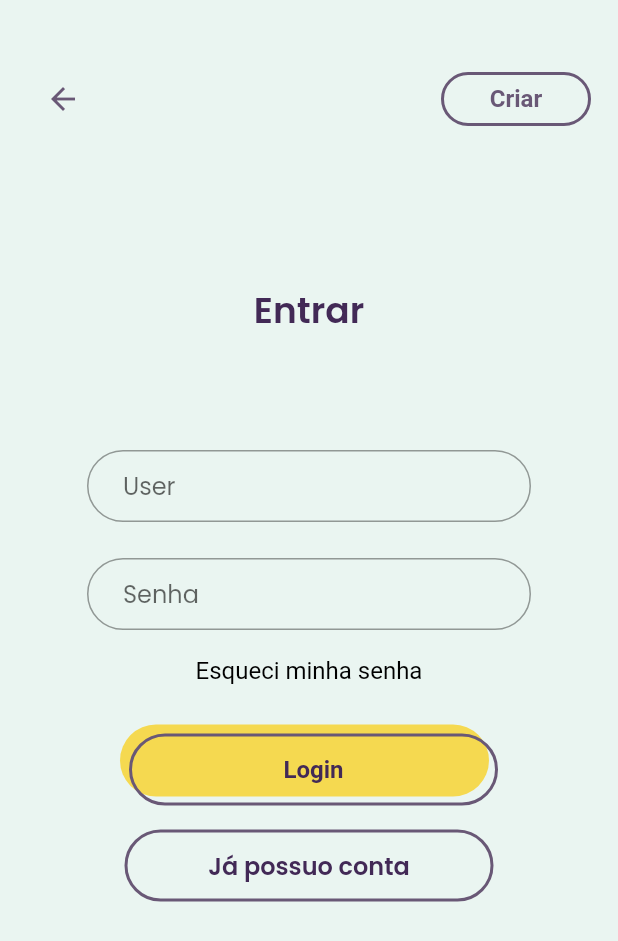
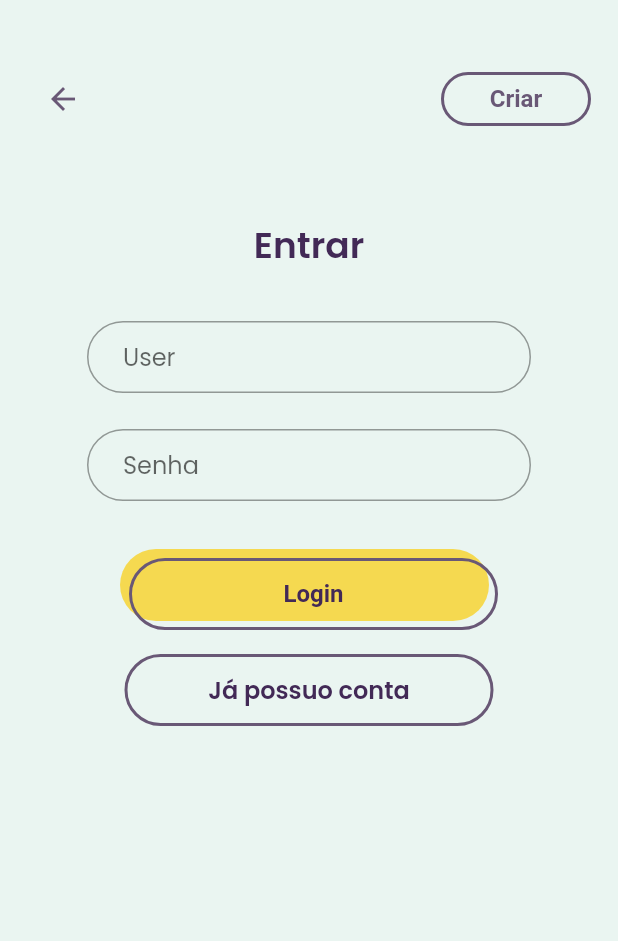
Before and after one commit to jorgelucasalm/Linguini, a Flutter app: the screen it shows after launch, on a phone screen of 412 x 824 dp. Shown: the top 941 px of the screen. Run offline on Flutter 3.47's test engine with Material 2 defaults, Android fonts, the phone set to English and light mode, and no system bars.

Commit message:
Revert "fix: alinhando o titulo 'Entrar' e adicionando o botao de 'Esqueci minha senha'"
This reverts commit b8e010eedf6adb47798cf64708e3b87057ab3030.

```diff
--- a/lib/src/pages/login_page.dart
+++ b/lib/src/pages/login_page.dart
@@ -26,7 +26,7 @@ class _LoginPageState extends State<LoginPage> {
                   textButton: 'Criar',
                 ),
                 const Padding(
-                  padding: EdgeInsets.all(75),
+                  padding: EdgeInsets.all(32),
                   child: Text(
                     "Entrar",
                     style: TextStyle(
@@ -38,7 +38,7 @@ class _LoginPageState extends State<LoginPage> {
                   ),
                 ),
                 Padding(
-                    padding: const EdgeInsets.only(bottom: 15),
+                    padding: const EdgeInsets.only(bottom: 32),
                     child: SizedBox(
                       height: 120,
                       child: Column(
@@ -49,15 +49,6 @@ class _LoginPageState extends State<LoginPage> {
                         ],
                       ),
                     )),
-              TextButton(
-              style: TextButton.styleFrom(
-                primary: Colors.black,
-                textStyle: const TextStyle(fontSize: 16),
-                  padding: EdgeInsets.only(bottom:24),
-              ),
-              onPressed: () {},
-              child: const Text('Esqueci minha senha',)
-              ),
                 const StyledButton(text: 'Login'),
                 const SizedBox(height: 16),
                 OutlinedButton(
@@ -86,7 +77,6 @@ class _LoginPageState extends State<LoginPage> {
               ],
             ),
           ),
-        )
-    );
+        ));
   }
 }
```
